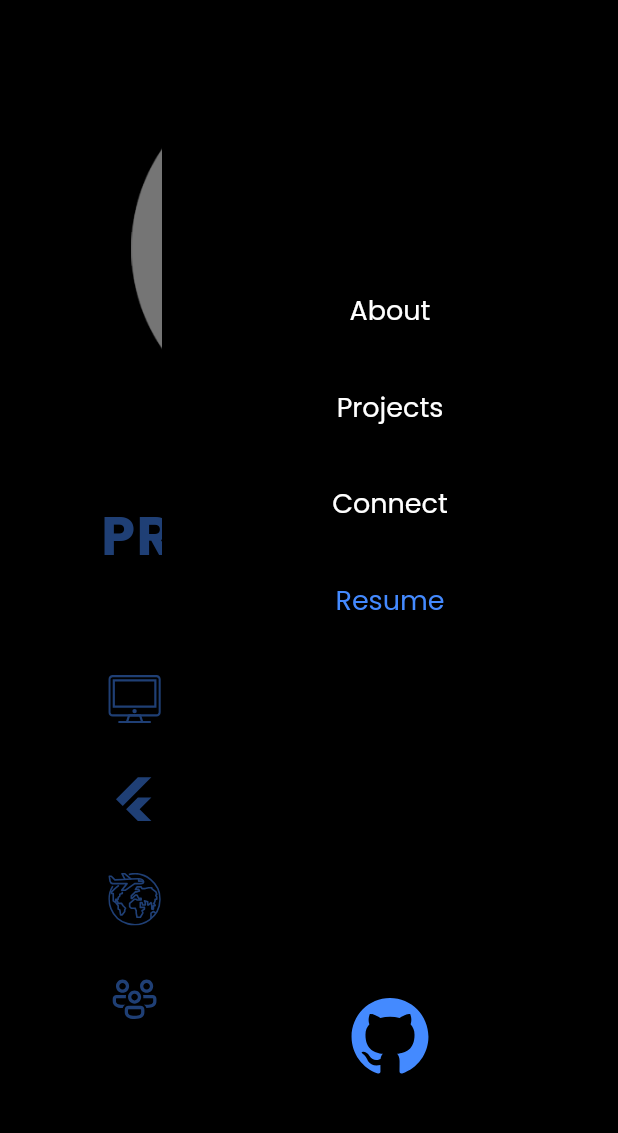
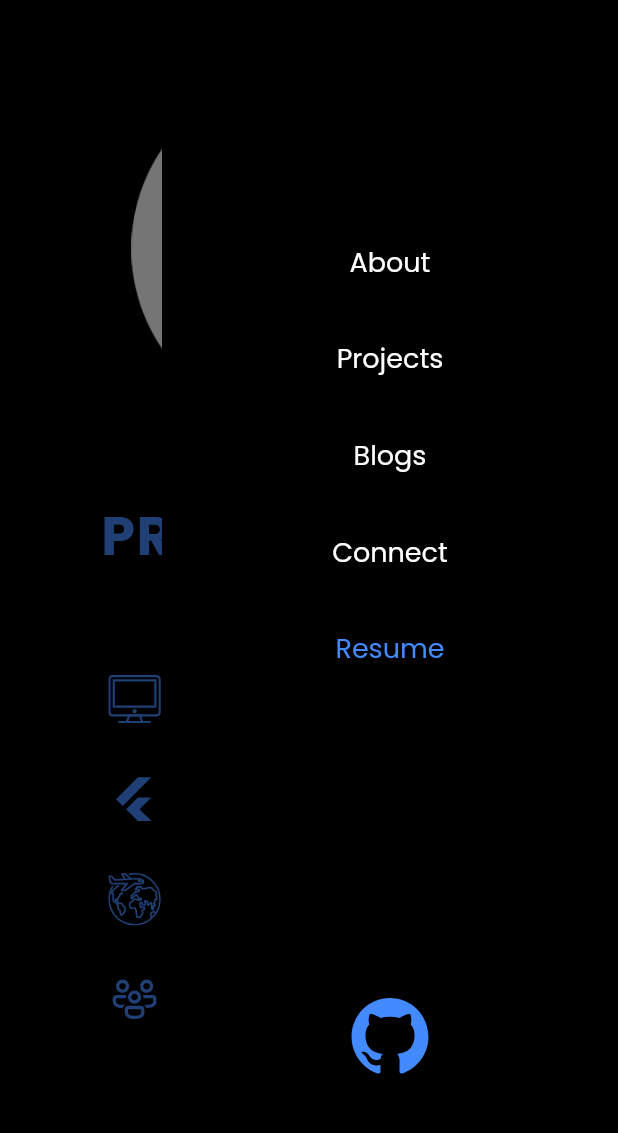
Before and after one commit to Pranav2918/MyPortfolio, a Flutter app: the screen it shows after launch, with the side drawer open, on a phone screen of 412 x 824 dp, the part 84-1217 px from its top. Run offline on Flutter 3.47's test engine with Material 3 defaults, Android fonts, the phone set to English and light mode, and no system bars; our stand-ins replace carousel_slider, flutter_svg, google_fonts.

Commit message:
added blogs in header

```diff
--- a/lib/src/presentation/views/landing/main_page.dart
+++ b/lib/src/presentation/views/landing/main_page.dart
@@ -28,6 +28,7 @@ class LandingPageState extends State<LandingPage> {
       const Intro(),
       const About(),
       const Projects(),
+      const Placeholder(),
       const Connect(),
     ];
 
@@ -95,7 +96,7 @@ class LandingPageState extends State<LandingPage> {
                   ),
                   TextButton(
                     style: _headerButtonStyle(),
-                    onPressed: () => onIndexTapped(2),
+                    onPressed: () => onIndexTapped(3),
                     child: Text(
                       'Projects',
                       style: Theme.of(context).textTheme.displayMedium,
@@ -103,7 +104,15 @@ class LandingPageState extends State<LandingPage> {
                   ),
                   TextButton(
                     style: _headerButtonStyle(),
-                    onPressed: () => onIndexTapped(3),
+                    onPressed: () => onIndexTapped(2),
+                    child: Text(
+                      'Blogs',
+                      style: Theme.of(context).textTheme.displayMedium,
+                    ),
+                  ),
+                  TextButton(
+                    style: _headerButtonStyle(),
+                    onPressed: () => onIndexTapped(4),
                     child: Text(
                       'Connect',
                       style: Theme.of(context).textTheme.displayMedium,
@@ -200,6 +209,17 @@ class LandingPageState extends State<LandingPage> {
               onIndexTapped(3);
             },
             child: Text(
+              'Blogs',
+              style: Theme.of(context).textTheme.displayMedium,
+            ),
+          ),
+          SizedBox(height: Sizer.screenHeight * 0.02),
+          TextButton(
+            onPressed: () {
+              Navigator.pop(context);
+              onIndexTapped(4);
+            },
+            child: Text(
               'Connect',
               style: Theme.of(context).textTheme.displayMedium,
             ),
--- a/lib/src/utils/configs/responsive.dart
+++ b/lib/src/utils/configs/responsive.dart
@@ -1,11 +1,12 @@
 import 'package:flutter/material.dart';
-import 'package:pranavdave/src/utils/sizer.dart';
-
 class ResponsiveScreenProvider {
-  static bool isMobileScreen(BuildContext context) => Sizer.screenWidth < 480;
+   static bool isMobileScreen(BuildContext context) =>
+      MediaQuery.of(context).size.width < 480;
 
   static bool isTabScreen(BuildContext context) =>
-      Sizer.screenWidth > 480 && Sizer.screenWidth <= 820;
+      MediaQuery.of(context).size.width > 480 &&
+      MediaQuery.of(context).size.width <= 820;
 
-  static bool isDesktopScreen(BuildContext context) => Sizer.screenWidth > 820;
+  static bool isDesktopScreen(BuildContext context) =>
+      MediaQuery.of(context).size.width > 820;
 }
```
